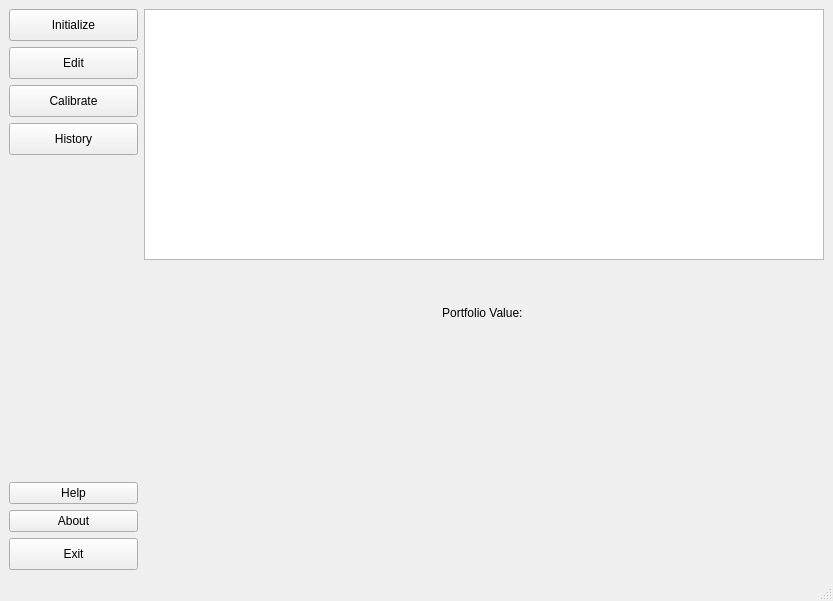
Old version of the form littlemarkethelper.ui in the repository GiulioG18/LittleMarketHelperQt.
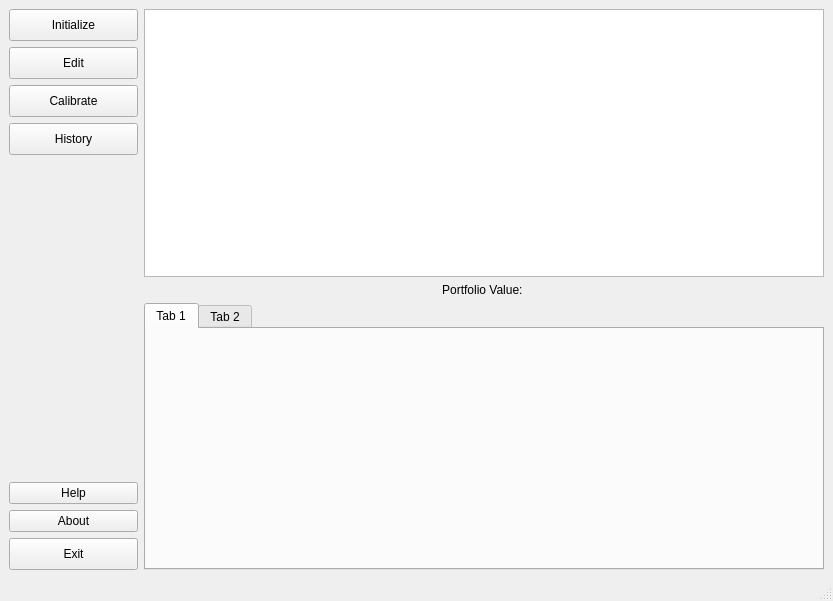
New version of the form. Custom widgets are drawn as their Qt base class.

```diff
--- a/littlemarkethelper.ui
+++ b/littlemarkethelper.ui
@@ -132,6 +132,26 @@
     </item>
     <item row="0" column="1">
      <layout class="QGridLayout" name="gridLayout">
+      <item row="3" column="0">
+       <widget class="QTabWidget" name="tabWidget">
+        <property name="currentIndex">
+         <number>0</number>
+        </property>
+        <widget class="QWidget" name="tab">
+         <attribute name="title">
+          <string>Tab 1</string>
+         </attribute>
+        </widget>
+        <widget class="QWidget" name="tab_2">
+         <attribute name="title">
+          <string>Tab 2</string>
+         </attribute>
+        </widget>
+       </widget>
+      </item>
+      <item row="0" column="0">
+       <widget class="PortfolioTableWidget" name="PortfolioTbl"/>
+      </item>
       <item row="2" column="0">
        <widget class="PortfolioValueLabel" name="PortfolioValueLbl">
         <property name="text">
@@ -142,38 +162,6 @@
         </property>
        </widget>
       </item>
-      <item row="3" column="0">
-       <spacer name="verticalSpacer_3">
-        <property name="orientation">
-         <enum>Qt::Vertical</enum>
-        </property>
-        <property name="sizeHint" stdset="0">
-         <size>
-          <width>20</width>
-          <height>40</height>
-         </size>
-        </property>
-       </spacer>
-      </item>
-      <item row="1" column="0">
-       <spacer name="verticalSpacer_2">
-        <property name="orientation">
-         <enum>Qt::Vertical</enum>
-        </property>
-        <property name="sizeType">
-         <enum>QSizePolicy::Fixed</enum>
-        </property>
-        <property name="sizeHint" stdset="0">
-         <size>
-          <width>20</width>
-          <height>40</height>
-         </size>
-        </property>
-       </spacer>
-      </item>
-      <item row="0" column="0">
-       <widget class="PortfolioTableWidget" name="PortfolioTbl"/>
-      </item>
      </layout>
     </item>
    </layout>
```
Left out of the diff: 25 changed lines with no effect on the pictures.
